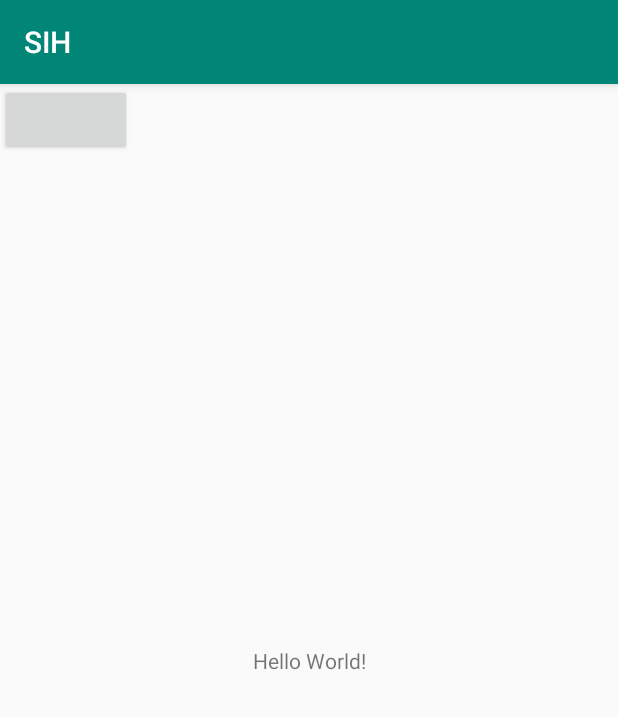
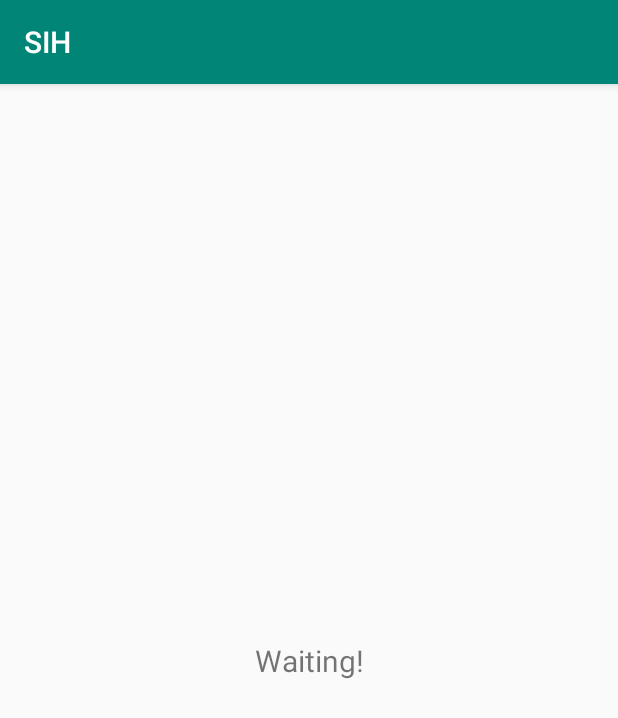
Before and after one commit to achuth10/SIH, an Android app: the screen it shows after launch (MainActivity), on a phone screen of 412 x 824 dp. Shown: the top 718 px of the screen. Run offline under Robolectric (Android 15) with nearby library versions, the phone set to English and light mode, and no system bars; our stand-ins replace Volley.

Commit message:
Bug fixes

```diff
--- a/app/src/main/java/com/example/sih/Models/Constants.java
+++ b/app/src/main/java/com/example/sih/Models/Constants.java
@@ -3,10 +3,11 @@ package com.example.sih.Models;
 public class Constants {
 
     public  static final String DB_URL = "https://p7kb2zye28.execute-api.us-east-1.amazonaws.com/prod/lambda";
-    public  static final String X = "X";
-    public  static final String y = "Y";
+    public  static final String X = "x";
+    public  static final String y = "y";
     public  static final String ID = "ID";
     public  static final String DB1_URL = "https://sihteam2020.000webhostapp.com/";
     public  static final String compute = DB1_URL+"Compute.php";
+    public  static final String aws = DB1_URL+"aws.php";
 
 }
--- a/app/src/main/res/layout/activity_main.xml
+++ b/app/src/main/res/layout/activity_main.xml
@@ -10,16 +10,11 @@
         android:id="@+id/textview"
         android:layout_width="wrap_content"
         android:layout_height="wrap_content"
-        android:text="Hello World!"
+        android:text="Waiting!"
+        android:textSize="20dp"
         app:layout_constraintBottom_toBottomOf="parent"
         app:layout_constraintLeft_toLeftOf="parent"
         app:layout_constraintRight_toRightOf="parent"
         app:layout_constraintTop_toTopOf="parent" />
 
-    <Button
-        android:id="@+id/GoToMap"
-        android:layout_width="wrap_content"
-        android:layout_height="wrap_content"
-        app:layout_constraintStart_toStartOf="parent"
-        app:layout_constraintTop_toTopOf="parent" />
 </androidx.constraintlayout.widget.ConstraintLayout>
```
Also changed, not shown: app/src/main/java/com/example/sih/Acitvities/MainActivity.java (+14 -60 lines).
